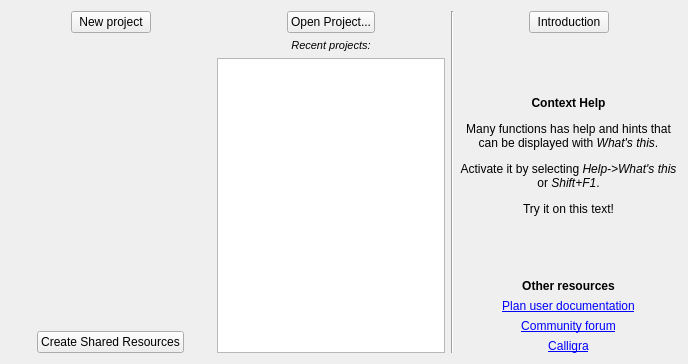
Old version of the form plan/libs/ui/welcome/WelcomeView.ui in the repository KDE/calligra.
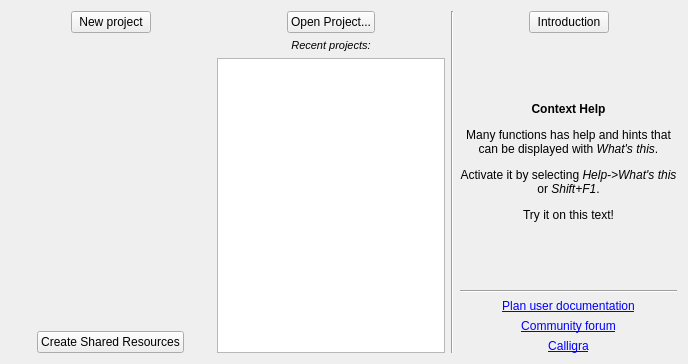
New version of the form. Icons and pictures are not drawn.

Commit message: Plan: Use semantic markup

Patch:
```diff
--- a/plan/libs/ui/welcome/WelcomeView.ui
+++ b/plan/libs/ui/welcome/WelcomeView.ui
@@ -289,12 +289,9 @@
       </spacer>
      </item>
      <item>
-      <widget class="QLabel" name="otherResourcesLabel">
-       <property name="text">
-        <string>&lt;html&gt;&lt;head/&gt;&lt;body&gt;&lt;p&gt;&lt;span style=&quot; font-weight:600;&quot;&gt;Other resources&lt;/span&gt;&lt;/p&gt;&lt;/body&gt;&lt;/html&gt;</string>
-       </property>
-       <property name="alignment">
-        <set>Qt::AlignCenter</set>
+      <widget class="Line" name="line_2">
+       <property name="orientation">
+        <enum>Qt::Horizontal</enum>
        </property>
       </widget>
      </item>
```
Left out of the diff: 9 changed lines with no effect on the pictures. The commit also changes 1 other file.
